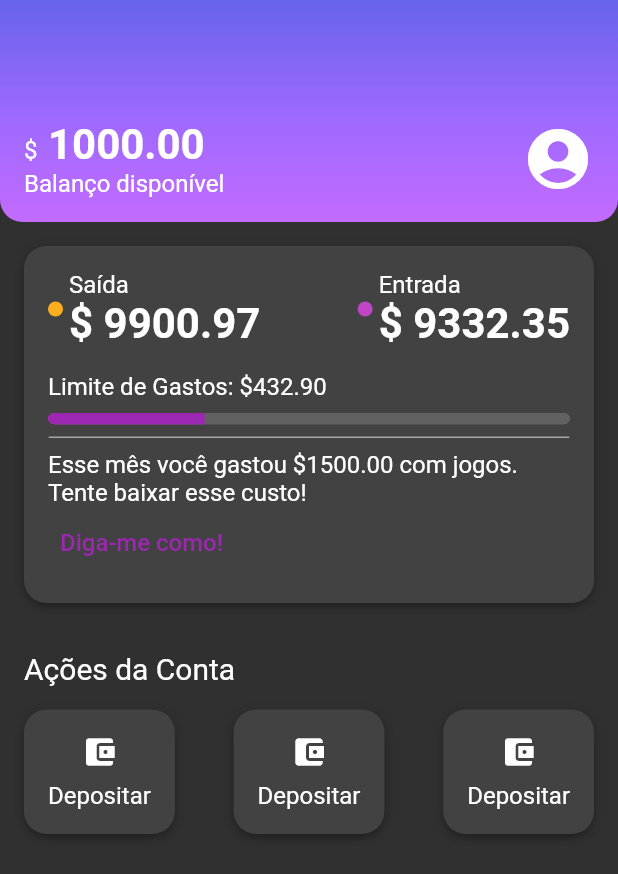
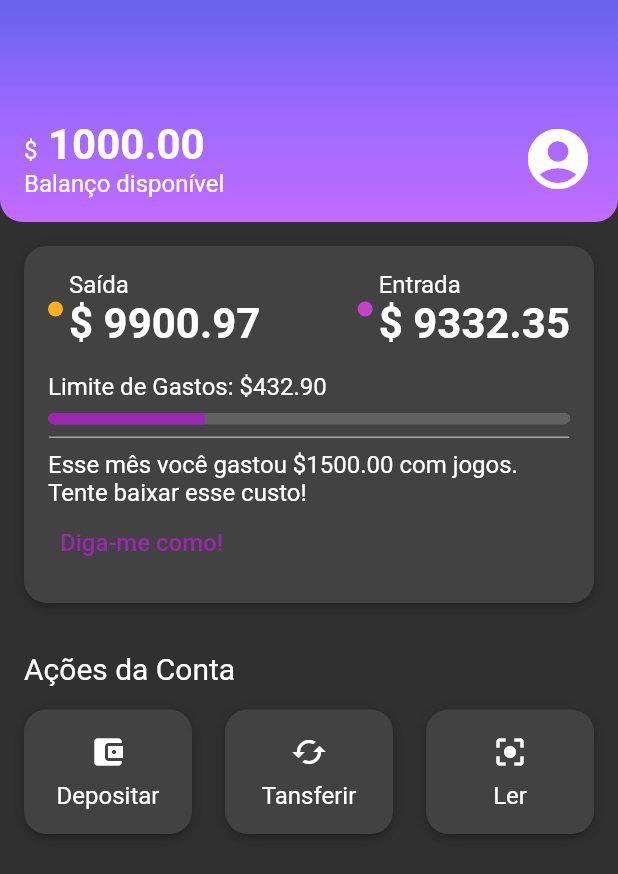
Before and after one commit to ohenriquemonte/Flutter-estilizando-e-reproduzindo-layouts, a Flutter app: the screen it shows after launch, on a phone screen of 412 x 824 dp. Shown: the top 874 px of the screen. Run offline on Flutter 3.47's test engine with Material 2 defaults, Android fonts, the phone set to English and light mode, and no system bars; our stand-ins replace device_preview.

```diff
--- a/lib/components/box_card.dart
+++ b/lib/components/box_card.dart
@@ -1,6 +1,4 @@
 import 'package:flutter/material.dart';
-import 'package:flutter/src/widgets/container.dart';
-import 'package:flutter/src/widgets/framework.dart';
 
 class BoxCard extends StatelessWidget {
   final Widget boxContent;
@@ -11,7 +9,7 @@ class BoxCard extends StatelessWidget {
 
   @override
   Widget build(BuildContext context) {
-    return Container(
+    return Ink(
       padding: const EdgeInsets.all(16),
       decoration: BoxDecoration(
         boxShadow: kElevationToShadow[3],
--- a/lib/components/sections/account_actions.dart
+++ b/lib/components/sections/account_actions.dart
@@ -20,23 +20,32 @@ class AccountActions extends StatelessWidget {
           ),
           Row(
             mainAxisAlignment: MainAxisAlignment.spaceBetween,
-            children: const [
-              BoxCard(
+            children: [
+              InkWell(
+                onTap: () {},
+                child: const BoxCard(
                   boxContent: _AccountActionsContent(
                     icon: Icon(Icons.account_balance_wallet),
                     text: 'Depositar',
                   ),
                 ),
-              BoxCard(
+              ),
+              InkWell(
+                onTap: () {},
+                child: const BoxCard(
                   boxContent: _AccountActionsContent(
-                  icon: Icon(Icons.account_balance_wallet),
-                  text: 'Depositar',
+                    icon: Icon(Icons.cached),
+                    text: 'Tansferir',
                   ),
                 ),
-              BoxCard(
+              ),
+              InkWell(
+                onTap: () {},
+                child: const BoxCard(
                   boxContent: _AccountActionsContent(
-                  icon: Icon(Icons.account_balance_wallet),
-                  text: 'Depositar',
+                    icon: Icon(Icons.center_focus_strong),
+                    text: 'Ler',
+                  ),
                 ),
               ),
             ],
@@ -58,7 +67,9 @@ class _AccountActionsContent extends StatelessWidget {
 
   @override
   Widget build(BuildContext context) {
-    return Column(
+    return SizedBox(
+      width: 80,
+      child: Column(
         children: [
           Padding(
             padding: const EdgeInsets.only(bottom: 8),
@@ -66,6 +77,7 @@ class _AccountActionsContent extends StatelessWidget {
           ),
           Text(text),
         ],
+      ),
     );
   }
 }
```
Lines whose indentation alone changed are shown as unchanged.
